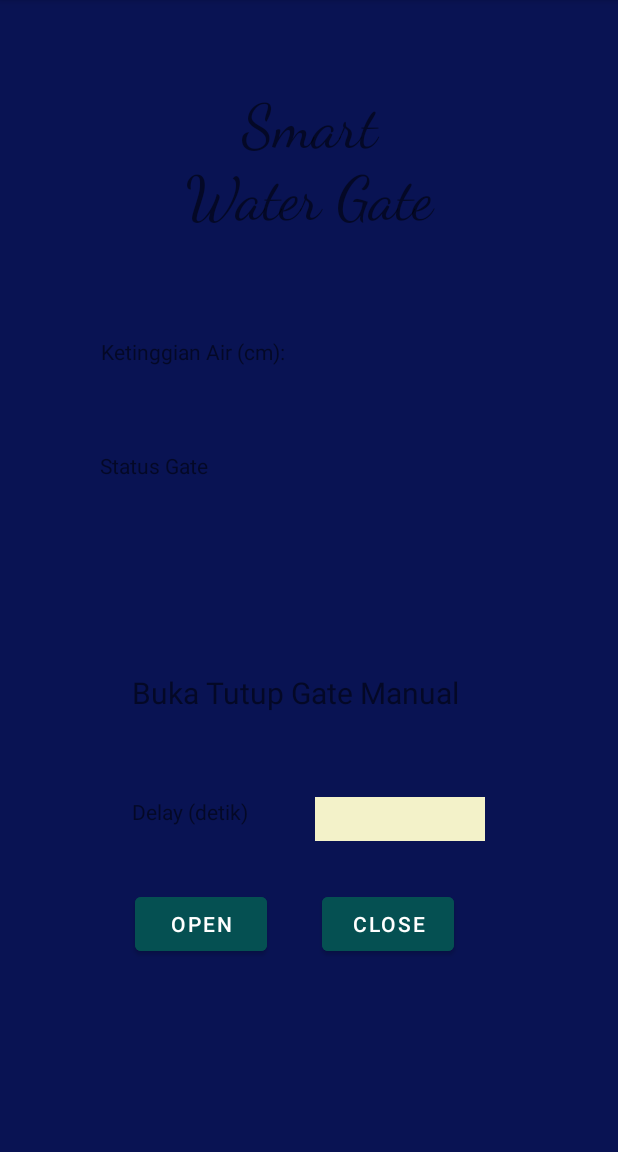
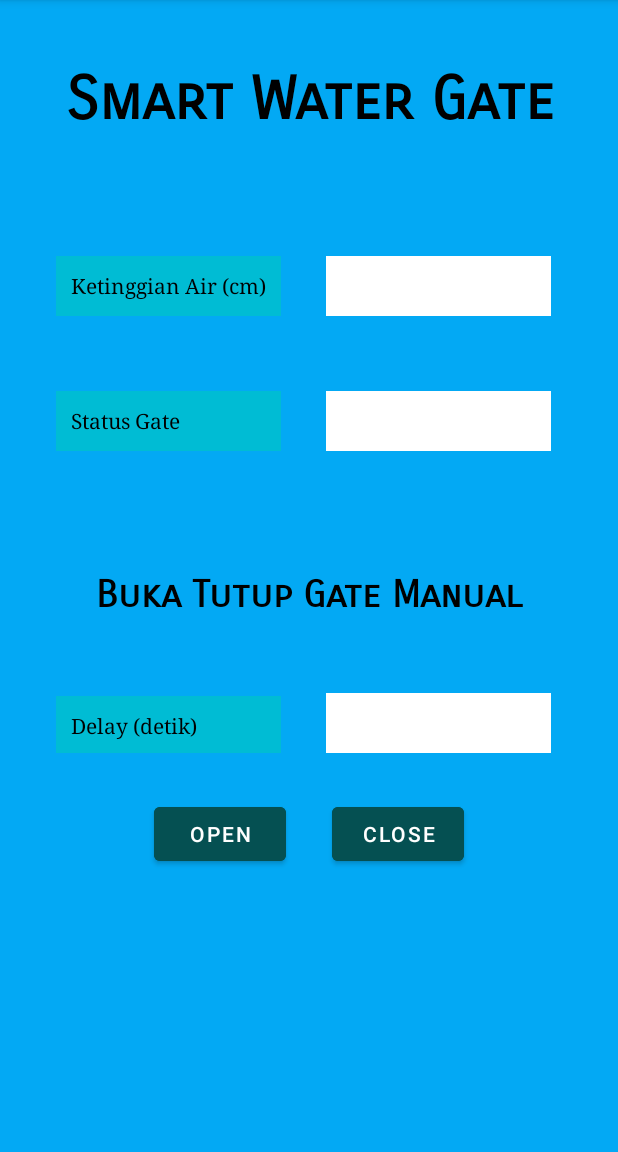
Before and after one commit to RizkyChandraWijaya/TA_IOT_71190443_71190463, an Android app: the screen it shows after launch (MainActivity), on a phone screen of 412 x 824 dp, the part 84-1236 px from its top. Run offline under Robolectric (Android 15) with nearby library versions, the phone set to English and light mode, and no system bars; our stand-ins replace Firebase (no records; nobody signed in at launch, a user with empty details on screens opened directly); 2 statements that could not run were skipped.

Commit message:
Puji Tuhan

```diff
--- a/FirebaaseIot/app/src/main/res/layout/activity_main.xml
+++ b/FirebaaseIot/app/src/main/res/layout/activity_main.xml
@@ -1,145 +1,177 @@
 <?xml version="1.0" encoding="utf-8"?>
-<androidx.constraintlayout.widget.ConstraintLayout xmlns:android="http://schemas.android.com/apk/res/android"
+<LinearLayout xmlns:android="http://schemas.android.com/apk/res/android"
     xmlns:app="http://schemas.android.com/apk/res-auto"
     xmlns:tools="http://schemas.android.com/tools"
     android:layout_width="match_parent"
     android:layout_height="match_parent"
-    android:background="#091353"
+    android:orientation="vertical"
+    android:padding="12dp"
+    android:background="#03A9F4"
     tools:context=".MainActivity">
 
     <TextView
         android:id="@+id/textView6"
-        android:layout_width="190dp"
-        android:layout_height="98dp"
-        android:fontFamily="cursive"
-        android:gravity="center"
+        android:layout_width="match_parent"
+        android:layout_height="wrap_content"
+        android:layout_marginTop="30dp"
         android:text="Smart Water Gate"
+        android:fontFamily="sans-serif-smallcaps"
+        android:textAlignment="center"
+        android:textColor="@android:color/black"
         android:textSize="40sp"
-        app:layout_constraintBottom_toBottomOf="parent"
-        app:layout_constraintEnd_toEndOf="parent"
-        app:layout_constraintStart_toStartOf="parent"
-        app:layout_constraintTop_toTopOf="parent"
-        app:layout_constraintVertical_bias="0.089" />
+        android:textStyle="bold"
+        />
+
+    <LinearLayout
+        android:layout_width="match_parent"
+        android:layout_height="wrap_content"
+        android:layout_marginTop="80dp"
+        android:orientation="horizontal">
 
         <TextView
             android:id="@+id/textView"
-        android:layout_width="144dp"
-        android:layout_height="33dp"
-        android:text="Ketinggian Air (cm): "
-        app:layout_constraintBottom_toBottomOf="parent"
-        app:layout_constraintEnd_toEndOf="parent"
-        app:layout_constraintHorizontal_bias="0.25"
-        app:layout_constraintStart_toStartOf="parent"
-        app:layout_constraintTop_toTopOf="parent"
-        app:layout_constraintVertical_bias="0.306" />
+            android:layout_width="150dp"
+            android:layout_height="40dp"
+            android:layout_marginLeft="25dp"
+            android:background="#00BCD4"
+            android:gravity="center"
+            android:paddingLeft="10dp"
+            android:text="Ketinggian Air (cm)"
+            android:fontFamily="serif"
+            android:textAlignment="textStart"
+            android:textColor="@android:color/black"
+            tools:ignore="RtlCompat" />
 
         <TextView
             android:id="@+id/tvJarak"
-        android:layout_width="88dp"
-        android:layout_height="33dp"
-        android:text="jarak"
-        app:layout_constraintBottom_toBottomOf="parent"
-        app:layout_constraintEnd_toEndOf="parent"
-        app:layout_constraintHorizontal_bias="0.398"
-        app:layout_constraintStart_toEndOf="@+id/textView3"
-        app:layout_constraintTop_toTopOf="parent"
-        app:layout_constraintVertical_bias="0.306" />
+            android:layout_width="150dp"
+            android:layout_height="40dp"
+            android:layout_marginLeft="30dp"
+            android:background="@color/white"
+            android:gravity="center"
+            android:text="Tinggi Air"
+            android:fontFamily="serif"
+            android:textAlignment="center"
+            android:textColor="@android:color/black"
+            tools:ignore="RtlCompat" />
+
+    </LinearLayout>
+
+    <LinearLayout
+        android:layout_width="match_parent"
+        android:layout_height="wrap_content"
+        android:layout_marginTop="50dp"
+        android:orientation="horizontal">
 
         <TextView
             android:id="@+id/textView3"
-        android:layout_width="143dp"
-        android:layout_height="32dp"
-        android:layout_marginStart="4dp"
-        android:layout_marginTop="64dp"
+            android:layout_width="150dp"
+            android:layout_height="40dp"
+            android:layout_marginLeft="25dp"
+            android:background="#00BCD4"
+            android:gravity="center"
+            android:paddingLeft="10dp"
             android:text="Status Gate"
-        app:layout_constraintBottom_toBottomOf="parent"
-        app:layout_constraintEnd_toEndOf="parent"
-        app:layout_constraintHorizontal_bias="0.238"
-        app:layout_constraintStart_toStartOf="parent"
-        app:layout_constraintTop_toTopOf="parent"
-        app:layout_constraintVertical_bias="0.352" />
+            android:fontFamily="serif"
+            android:textAlignment="textStart"
+            android:textColor="@android:color/black"
+            tools:ignore="RtlCompat" />
 
         <TextView
             android:id="@+id/tvStatusGate"
-        android:layout_width="98dp"
-        android:layout_height="35dp"
-        android:layout_marginStart="44dp"
+            android:layout_width="150dp"
+            android:layout_height="40dp"
+            android:layout_marginLeft="30dp"
+            android:background="@color/white"
+            android:gravity="center"
             android:text="StatusGate"
-        app:layout_constraintBottom_toBottomOf="parent"
-        app:layout_constraintEnd_toEndOf="parent"
-        app:layout_constraintHorizontal_bias="0.784"
-        app:layout_constraintStart_toStartOf="parent"
-        app:layout_constraintTop_toTopOf="parent"
-        app:layout_constraintVertical_bias="0.409" />
+            android:fontFamily="serif"
+            android:textAlignment="center"
+            android:textColor="@android:color/black"
+            tools:ignore="RtlCompat" />
 
+    </LinearLayout>
 
     <TextView
         android:id="@+id/textView5"
-        android:layout_width="235dp"
-        android:layout_height="44dp"
+        android:layout_width="match_parent"
+        android:layout_height="wrap_content"
+        android:layout_marginTop="80dp"
         android:text="Buka Tutup Gate Manual"
-        android:textSize="20dp"
-        app:layout_constraintBottom_toBottomOf="parent"
-        app:layout_constraintEnd_toEndOf="parent"
-        app:layout_constraintHorizontal_bias="0.497"
-        app:layout_constraintStart_toStartOf="parent"
-        app:layout_constraintTop_toTopOf="parent"
-        app:layout_constraintVertical_bias="0.619" />
+        android:fontFamily="sans-serif-smallcaps"
+        android:textAlignment="center"
+        android:textColor="@android:color/black"
+        android:textSize="25sp"
+        android:textStyle="bold"
+        />
+
+    <LinearLayout
+        android:layout_width="match_parent"
+        android:layout_height="wrap_content"
+        android:layout_marginTop="50dp"
+        android:orientation="horizontal">
 
         <TextView
             android:id="@+id/textView7"
-        android:layout_width="113dp"
-        android:layout_height="31dp"
+            android:layout_width="150dp"
+            android:layout_height="40dp"
+            android:layout_marginLeft="25dp"
+            android:background="#00BCD4"
+            android:gravity="center"
+            android:paddingLeft="10dp"
             android:text="Delay (detik)"
-        app:layout_constraintBottom_toBottomOf="parent"
-        app:layout_constraintEnd_toEndOf="parent"
-        app:layout_constraintHorizontal_bias="0.295"
-        app:layout_constraintStart_toStartOf="parent"
-        app:layout_constraintTop_toTopOf="parent"
-        app:layout_constraintVertical_bias="0.721" />
+            android:fontFamily="serif"
+            android:textAlignment="textStart"
+            android:textColor="@android:color/black"
+            tools:ignore="RtlCompat" />
 
         <EditText
             android:id="@+id/etDelay"
-        android:layout_width="113dp"
-        android:layout_height="29dp"
-        android:background="#F3F2C9"
+            android:layout_width="150dp"
+            android:layout_height="40dp"
+            android:layout_marginLeft="30dp"
+            android:background="@color/white"
+            android:descendantFocusability="blocksDescendants"
             android:ems="10"
-        android:descendantFocusability="blocksDescendants"
+            android:gravity="center"
             android:inputType="number"
-        app:layout_constraintBottom_toBottomOf="parent"
-        app:layout_constraintEnd_toEndOf="parent"
-        app:layout_constraintHorizontal_bias="0.704"
-        app:layout_constraintStart_toStartOf="parent"
-        app:layout_constraintTop_toTopOf="parent"
-        app:layout_constraintVertical_bias="0.719" />
+            android:paddingLeft="10dp"
+            android:fontFamily="serif"
+            android:textAlignment="textStart"
+            android:textColor="@android:color/black"
+            tools:ignore="RtlCompat" />
+
+    </LinearLayout>
+
+    <LinearLayout
+        android:layout_width="match_parent"
+        android:layout_height="wrap_content"
+        android:layout_marginTop="30dp"
+        android:gravity="center"
+        android:layout_gravity="center"
+        android:orientation="horizontal">
 
         <Button
             android:id="@+id/btnOpen"
             android:layout_width="wrap_content"
             android:layout_height="wrap_content"
+            android:layout_marginRight="15dp"
             android:backgroundTint="#055052"
+            android:text="Open"
             android:textColor="@color/white"
-        android:text="Open"
-        app:layout_constraintBottom_toBottomOf="parent"
-        app:layout_constraintEnd_toEndOf="parent"
-        app:layout_constraintHorizontal_bias="0.277"
-        app:layout_constraintStart_toStartOf="parent"
-        app:layout_constraintTop_toTopOf="parent"
-        app:layout_constraintVertical_bias="0.822" />
+            />
 
         <Button
             android:id="@+id/btnClose"
             android:layout_width="wrap_content"
             android:layout_height="wrap_content"
+            android:layout_marginLeft="15dp"
             android:backgroundTint="#055052"
+            android:text="Close"
             android:textColor="@color/white"
-        android:text="Close"
-        app:layout_constraintBottom_toBottomOf="parent"
-        app:layout_constraintEnd_toEndOf="parent"
-        app:layout_constraintHorizontal_bias="0.662"
-        app:layout_constraintStart_toStartOf="parent"
-        app:layout_constraintTop_toTopOf="parent"
-        app:layout_constraintVertical_bias="0.822" />
+            />
+
+    </LinearLayout>
 
 
-</androidx.constraintlayout.widget.ConstraintLayout>
+</LinearLayout>
```
Also changed, not shown: 1 other file. Lines whose indentation alone changed are shown as unchanged.
